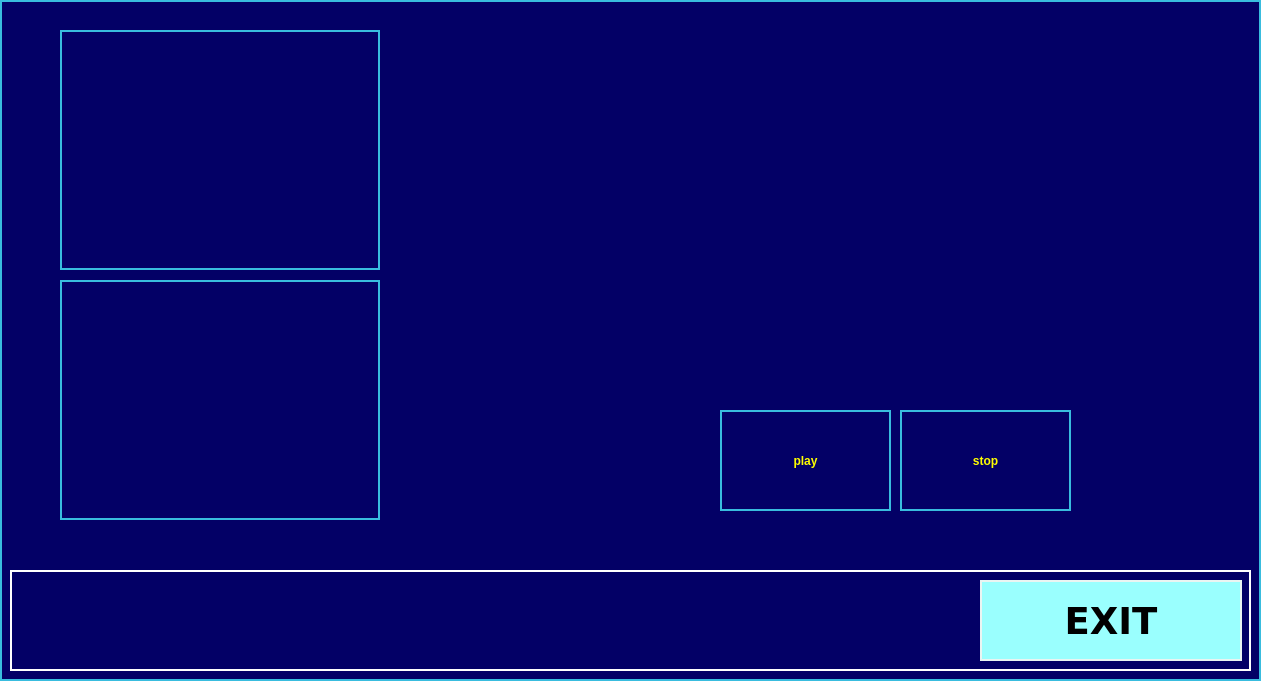
Old version of the form videomanuale.ui in the repository infermita/sampleatm.
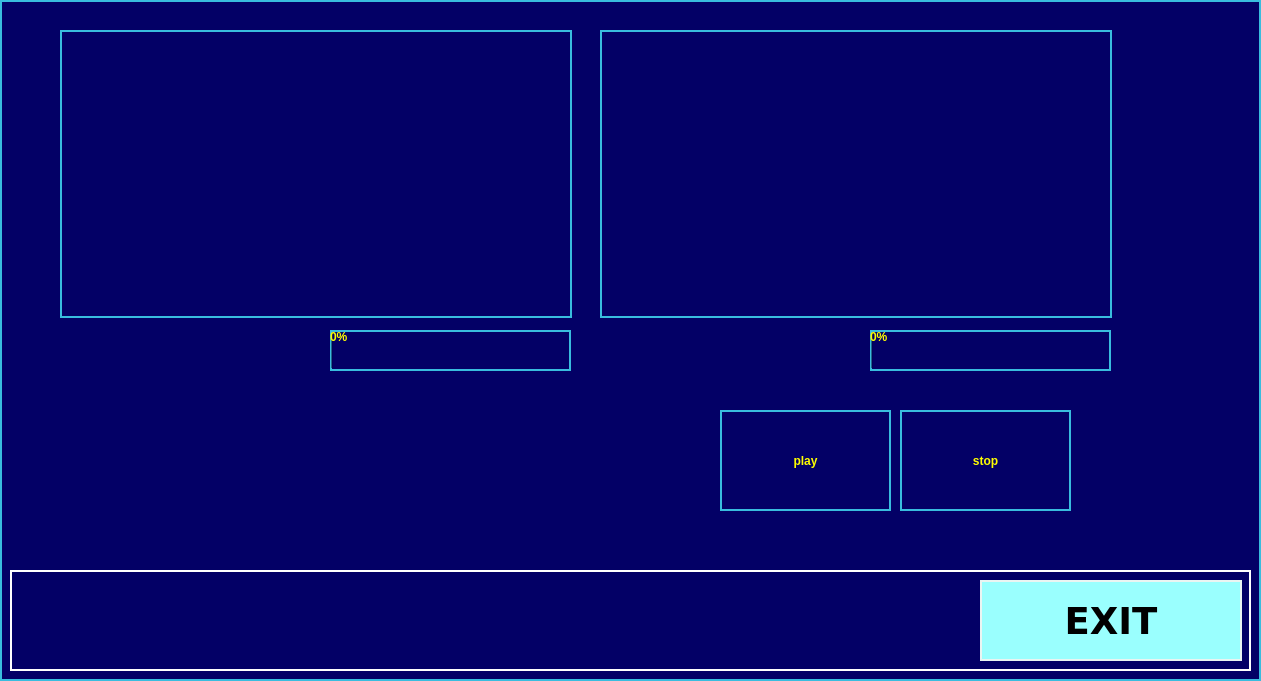
New version of the form.

Commit message: Vlc multiplayer

```diff
--- a/videomanuale.ui
+++ b/videomanuale.ui
@@ -70,8 +70,8 @@
     <rect>
      <x>60</x>
      <y>30</y>
-     <width>320</width>
-     <height>240</height>
+     <width>512</width>
+     <height>288</height>
     </rect>
    </property>
   </widget>
@@ -104,13 +104,39 @@
   <widget class="QWidget" name="video2" native="true">
    <property name="geometry">
     <rect>
-     <x>60</x>
-     <y>280</y>
-     <width>320</width>
-     <height>240</height>
+     <x>600</x>
+     <y>30</y>
+     <width>512</width>
+     <height>288</height>
     </rect>
    </property>
   </widget>
+  <widget class="QProgressBar" name="pr">
+   <property name="geometry">
+    <rect>
+     <x>330</x>
+     <y>330</y>
+     <width>241</width>
+     <height>41</height>
+    </rect>
+   </property>
+   <property name="value">
+    <number>0</number>
+   </property>
+  </widget>
+  <widget class="QProgressBar" name="pr2">
+   <property name="geometry">
+    <rect>
+     <x>870</x>
+     <y>330</y>
+     <width>241</width>
+     <height>41</height>
+    </rect>
+   </property>
+   <property name="value">
+    <number>0</number>
+   </property>
+  </widget>
  </widget>
  <resources/>
  <connections/>
```
The commit also changes 2 other files.
